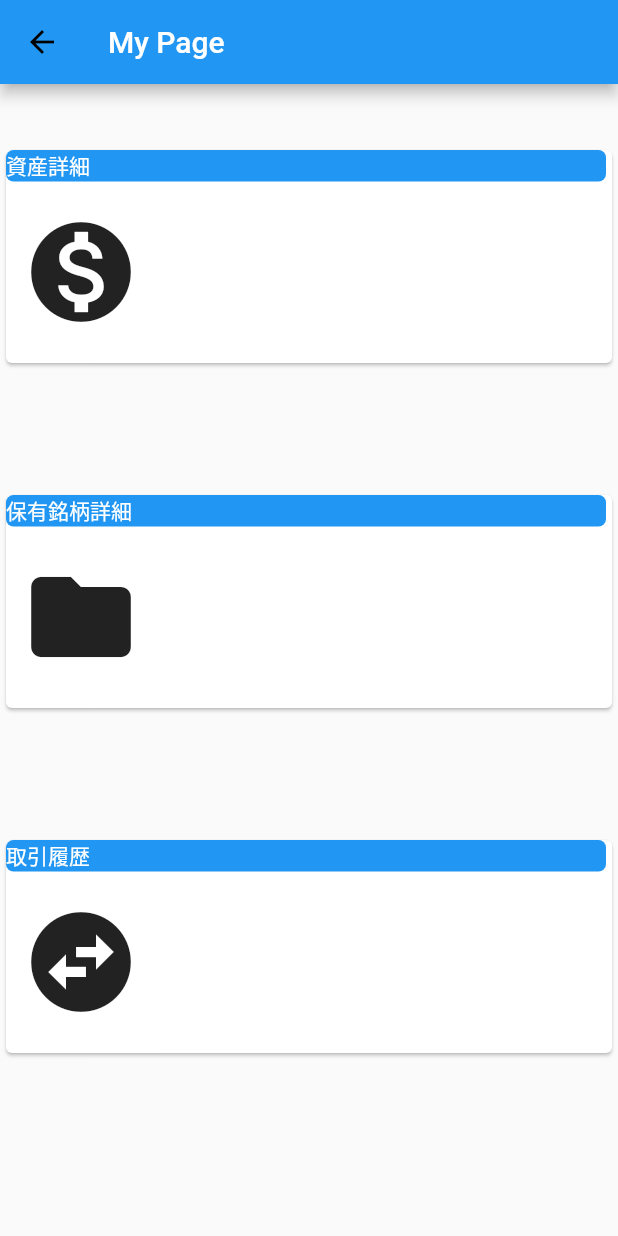
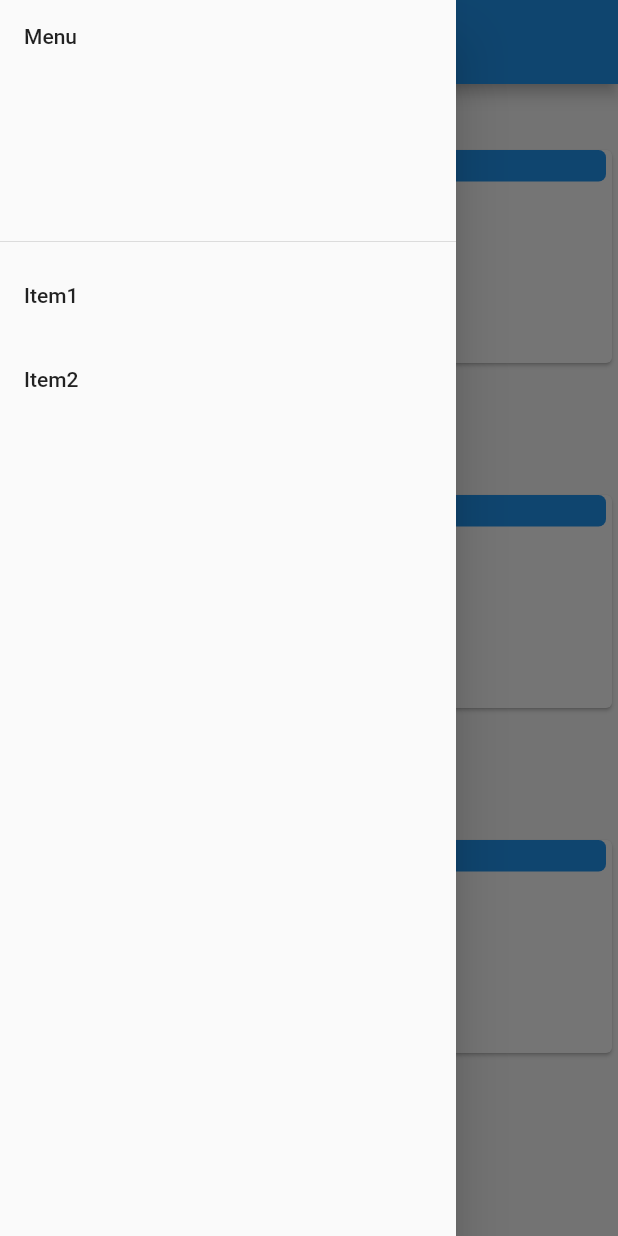
Before and after one commit to mm-masahiro/flutter-test, a Flutter app: the MyPage screen opened by its route, with the side drawer open (before the commit the screen has no drawer), on a phone screen of 412 x 824 dp. Run offline on Flutter 3.47's test engine with Material 2 defaults, Android fonts, the phone set to English and light mode, and no system bars; our stand-ins replace firebase_auth; accounts and stored records are empty.

Commit message:
add menu

```diff
--- a/lib/Mypage/MyPageComponent/stock_status.dart
+++ b/lib/Mypage/MyPageComponent/stock_status.dart
@@ -12,7 +12,8 @@ class StockStatus extends StatelessWidget {
             color: Colors.white
           ),
         ),
-        icon: Icon(Icons.folder, size: 80,),
+        icon: Icon(Icons.folder, size: 80),
+        width: 200,
       ),
     );
   }
--- a/lib/Mypage/MyPageComponent/tread_history.dart
+++ b/lib/Mypage/MyPageComponent/tread_history.dart
@@ -12,7 +12,8 @@ class TreadHistory extends StatelessWidget {
             color: Colors.white
           ),
         ),
-        icon: Icon(Icons.swap_horizontal_circle, size: 80,),
+        icon: Icon(Icons.swap_horizontal_circle, size: 80),
+        width: 150,
       ),
     );
   }
--- a/lib/Mypage/mypage.dart
+++ b/lib/Mypage/mypage.dart
@@ -1,5 +1,6 @@
 import 'package:flutter/material.dart';
 import 'package:my_app/MyPage/MyPageComponent/tread_history.dart';
+import 'package:my_app/drawer.dart';
 import './MyPageComponent/asset_status.dart';
 import './MyPageComponent/stock_status.dart';
 
@@ -22,7 +23,8 @@ class MyPage extends StatelessWidget {
           StockStatus(),
           TreadHistory()
         ],
-      )
+      ),
+      drawer: Menu(),
     );
   }
 }
--- a/lib/NewsPage/newspage.dart
+++ b/lib/NewsPage/newspage.dart
@@ -1,4 +1,5 @@
 import 'package:flutter/material.dart';
+import 'package:my_app/drawer.dart';
 
 
 class NewsPage extends StatefulWidget {
@@ -21,6 +22,7 @@ class _NewsPageState extends State<NewsPage> {
         backgroundColor: Colors.blue,
       ),
       // body: ListView.builder()
+      drawer: Menu(),
     );
   }
 }
--- a/lib/SearchPage/searchpage.dart
+++ b/lib/SearchPage/searchpage.dart
@@ -1,4 +1,5 @@
 import 'package:flutter/material.dart';
+import 'package:my_app/drawer.dart';
 import './SearchPageComponent/searchstock.dart';
 import './SearchPageComponent/stock-ranking.dart';
 import './SearchPageComponent/industory-ranking.dart';
@@ -24,6 +25,7 @@ class SearchPage extends StatelessWidget {
           IndustoryRanking()
         ],
       ),
+      drawer: Menu(),
     );
   }
 }
--- a/lib/card-origin.dart
+++ b/lib/card-origin.dart
@@ -4,14 +4,20 @@ class CardOrigin extends StatelessWidget {
   final Text title;
   final Icon icon;
   final Text text;
+  final double width;
 
-  CardOrigin({this.title, this.icon, this.text});
+  CardOrigin({
+    this.title,
+    this.icon,
+    this.text,
+    this.width
+  });
 
   @override
   Widget build(BuildContext context) {
     return Container(
       margin: EdgeInsets.fromLTRB(0, 40, 0, 40),
-      width: 400,
+      width: width,
       height: 150,
       child: Card(
         child: (Expanded(
--- /dev/null
+++ b/lib/drawer.dart
@@ -0,0 +1,31 @@
+import 'package:flutter/material.dart';
+import 'package:my_app/MyPage/MyPageComponent/login.dart';
+
+class Menu extends StatelessWidget {
+  @override
+  Widget build(BuildContext context) {
+    return Drawer(
+      child: ListView(
+        padding: EdgeInsets.zero,
+        children: <Widget>[
+          DrawerHeader(
+              child: Text('Menu'),
+          ),
+          ListTile(
+            title: Text('Item1'),
+            onTap: () {
+              Navigator.push(context, MaterialPageRoute(
+                builder: (context) {
+                  return Login();
+                },
+              ));
+            },
+          ),
+          ListTile(
+            title: Text('Item2'),
+          )
+        ],
+      ),
+    );
+  }
+}
--- a/lib/homepage.dart
+++ b/lib/homepage.dart
@@ -2,6 +2,8 @@ import 'package:flutter/material.dart';
 import 'package:my_app/FirstPageComponent/assets.dart';
 import 'package:my_app/FirstPageComponent/stock.dart';
 import 'package:my_app/FirstPageComponent/trade.dart';
+import 'package:my_app/drawer.dart';
+import 'package:my_app/MyPage/MyPageComponent/login.dart';
 
 class HomePage extends StatelessWidget {
   @override
@@ -22,7 +24,8 @@ class HomePage extends StatelessWidget {
           Trade(),
           Stock()
         ]
-        )
+      ),
+      drawer: Menu(),
     );
   }
 }
```
Also changed, not shown: lib/firstpage.dart (+0 -47 lines), pubspec.yaml (+7 -0 lines), pubspec.lock, 7 other files. Lines whose indentation alone changed are shown as unchanged.
